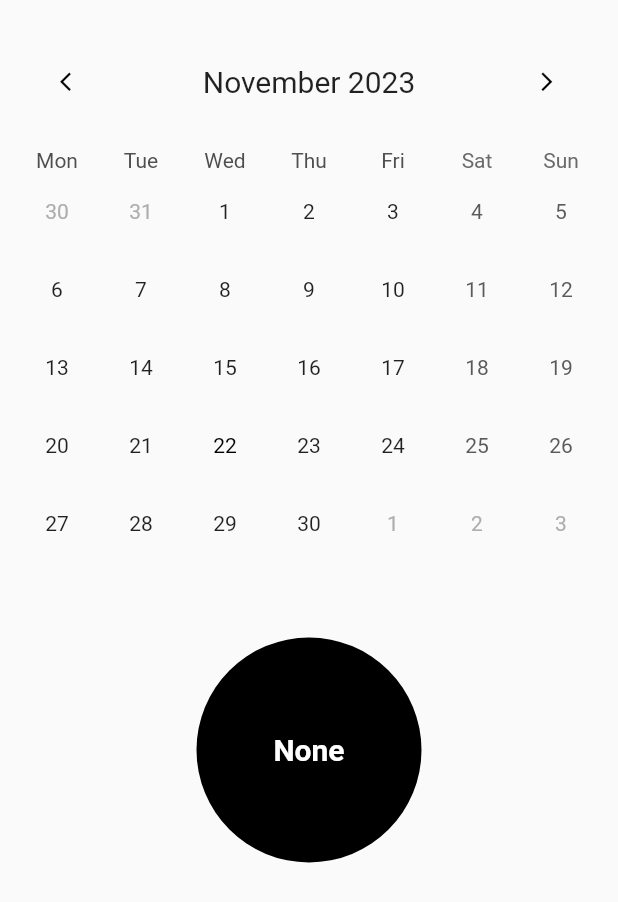
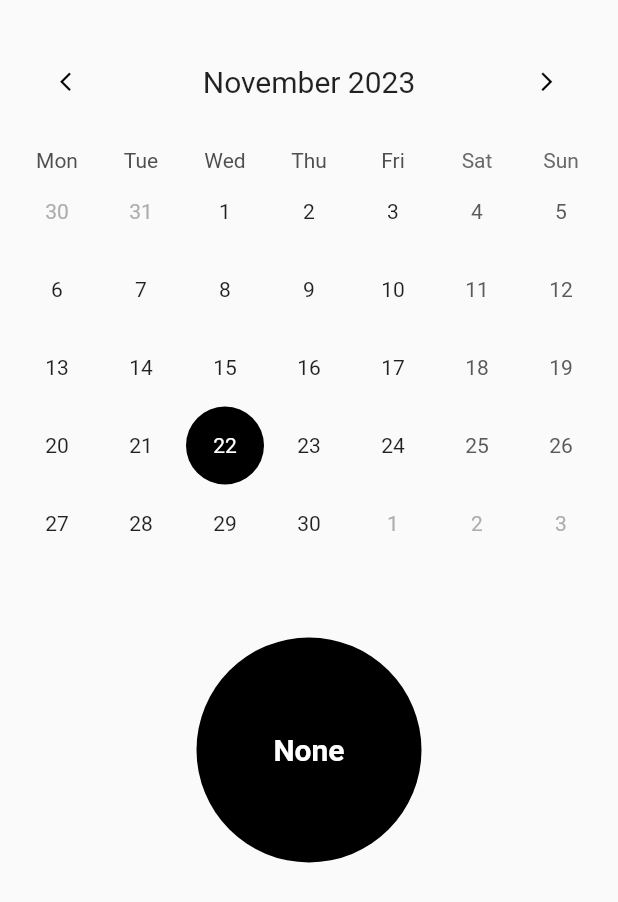
Before and after one commit to timsedev/mooodify, a Flutter app: the screen it shows after launch, after a tap on the "arrow forward ios" icon, after a tap on the "calendar today" icon, on a phone screen of 412 x 824 dp. Shown: the top 902 px of the screen. Run offline on Flutter 3.47's test engine with Material 2 defaults, Android fonts, the phone set to English and light mode, and no system bars; drawn by our look-alikes of table_calendar; our stand-ins replace stacked, stacked_services, stacked_shared.

Commit message:
added condition in todayBuilder

```diff
--- a/mooodify/lib/ui/views/calendar/calendar_view.dart
+++ b/mooodify/lib/ui/views/calendar/calendar_view.dart
@@ -46,10 +46,10 @@ class CalendarView extends StackedView<CalendarViewModel> {
 
   Color _setDotColor(CalendarViewModel viewModel, DateTime datetime) {
     // compare datetime and focusedDay;
-    final today = DateTime(viewModel.focusedDay.year,
+    final focusedDay = DateTime(viewModel.focusedDay.year,
         viewModel.focusedDay.month, viewModel.focusedDay.day);
     final date = DateTime(datetime.year, datetime.month, datetime.day);
-    if (date == today) {
+    if (date == focusedDay) {
       return Colors.white;
     }
 
@@ -57,8 +57,6 @@ class CalendarView extends StackedView<CalendarViewModel> {
   }
 
   Widget _buildCalendar(BuildContext context, CalendarViewModel viewModel) {
-    log('focusedDay: ${viewModel.focusedDay}');
-
     return TableCalendar(
       firstDay: DateTime.utc(2023, 1, 1),
       lastDay: DateTime.utc(2050, 31, 12),
@@ -88,32 +86,20 @@ class CalendarView extends StackedView<CalendarViewModel> {
       },
       selectedDayPredicate: (day) => day == viewModel.focusedDay,
       calendarBuilders: CalendarBuilders(
-        todayBuilder: (context, day, focusedDay) => Container(
-          child: Center(
+        todayBuilder: (context, day, focusedDay) {
+          return day != focusedDay
+              ? Center(
                   child: Text(
                     day.day.toString(),
                     style: const TextStyle(
                       color: Colors.black,
                     ),
                   ),
-          ),
-        ),
+                )
+              : _selectedDay(day);
+        },
         selectedBuilder: (context, day, focusedDay) {
-          log('day: $day, focusedDay: $focusedDay');
-          return Container(
-            decoration: const BoxDecoration(
-              shape: BoxShape.circle,
-              color: Colors.black,
-            ),
-            child: Center(
-              child: Text(
-                day.day.toString(),
-                style: const TextStyle(
-                  color: Colors.white,
-                ),
-              ),
-            ),
-          );
+          return _selectedDay(day);
         },
         markerBuilder: (context, date, events) {
           if (events.isNotEmpty) {
@@ -163,4 +149,21 @@ class CalendarView extends StackedView<CalendarViewModel> {
       ),
     );
   }
+
+  Widget _selectedDay(DateTime day) {
+    return Container(
+      decoration: const BoxDecoration(
+        shape: BoxShape.circle,
+        color: Colors.black,
+      ),
+      child: Center(
+        child: Text(
+          day.day.toString(),
+          style: const TextStyle(
+            color: Colors.white,
+          ),
+        ),
+      ),
+    );
   }
+}
```
Lines whose indentation alone changed are shown as unchanged.
